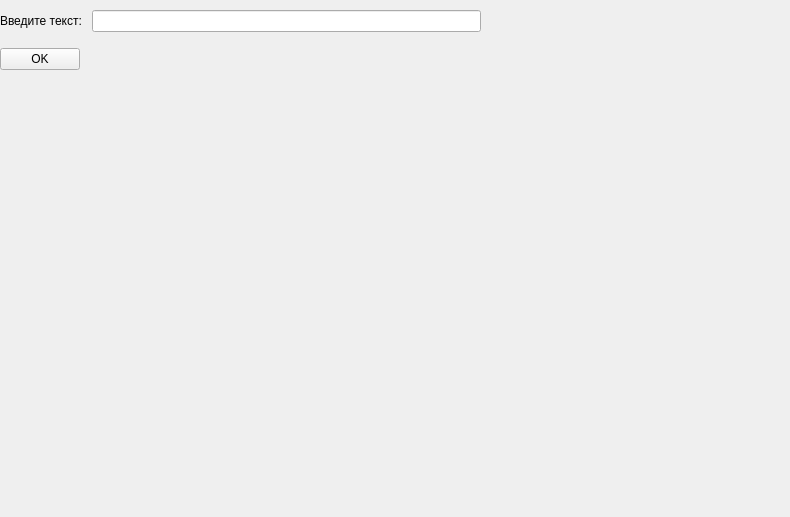
Above: Qt_project/main_window.ui from Elik565/Qt before the change. Below: the same form after it.
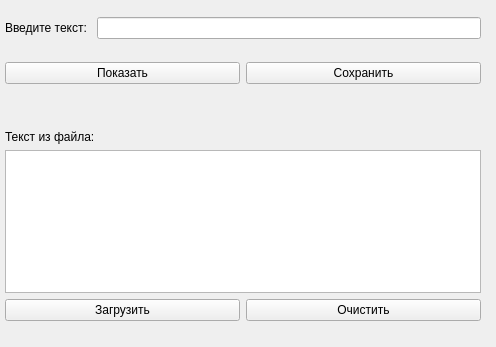
That is the form after the change.

```diff
--- a/Qt_project/main_window.ui
+++ b/Qt_project/main_window.ui
@@ -6,8 +6,8 @@
    <rect>
     <x>0</x>
     <y>0</y>
-    <width>790</width>
-    <height>517</height>
+    <width>496</width>
+    <height>347</height>
    </rect>
   </property>
   <property name="windowTitle">
@@ -20,10 +20,13 @@
       <x>0</x>
       <y>0</y>
       <width>481</width>
-      <height>81</height>
+      <height>102</height>
      </rect>
     </property>
     <layout class="QVBoxLayout" name="verticalLayout">
+     <property name="leftMargin">
+      <number>5</number>
+     </property>
      <item>
       <layout class="QHBoxLayout" name="horizontalLayout">
        <item>
@@ -38,13 +41,67 @@
        </item>
       </layout>
      </item>
-     <item alignment="Qt::AlignmentFlag::AlignLeft">
-      <widget class="QPushButton" name="TextButton">
+     <item>
+      <layout class="QHBoxLayout" name="horizontalLayout_2">
+       <item>
+        <widget class="QPushButton" name="MessageButton">
+         <property name="text">
+          <string>Показать</string>
+         </property>
+        </widget>
+       </item>
+       <item>
+        <widget class="QPushButton" name="SaveButton">
+         <property name="text">
+          <string>Сохранить</string>
+         </property>
+        </widget>
+       </item>
+      </layout>
+     </item>
+    </layout>
+   </widget>
+   <widget class="QWidget" name="verticalLayoutWidget">
+    <property name="geometry">
+     <rect>
+      <x>0</x>
+      <y>130</y>
+      <width>481</width>
+      <height>191</height>
+     </rect>
+    </property>
+    <layout class="QVBoxLayout" name="verticalLayout_2">
+     <property name="leftMargin">
+      <number>5</number>
+     </property>
+     <item>
+      <widget class="QLabel" name="label_2">
        <property name="text">
-        <string>OK</string>
+        <string>Текст из файла: </string>
        </property>
       </widget>
      </item>
+     <item>
+      <widget class="QTextBrowser" name="textBrowser"/>
+     </item>
+     <item>
+      <layout class="QHBoxLayout" name="horizontalLayout_3">
+       <item>
+        <widget class="QPushButton" name="LoadButton">
+         <property name="text">
+          <string>Загрузить</string>
+         </property>
+        </widget>
+       </item>
+       <item>
+        <widget class="QPushButton" name="EraseButton">
+         <property name="text">
+          <string>Очистить</string>
+         </property>
+        </widget>
+       </item>
+      </layout>
+     </item>
     </layout>
    </widget>
   </widget>
```
